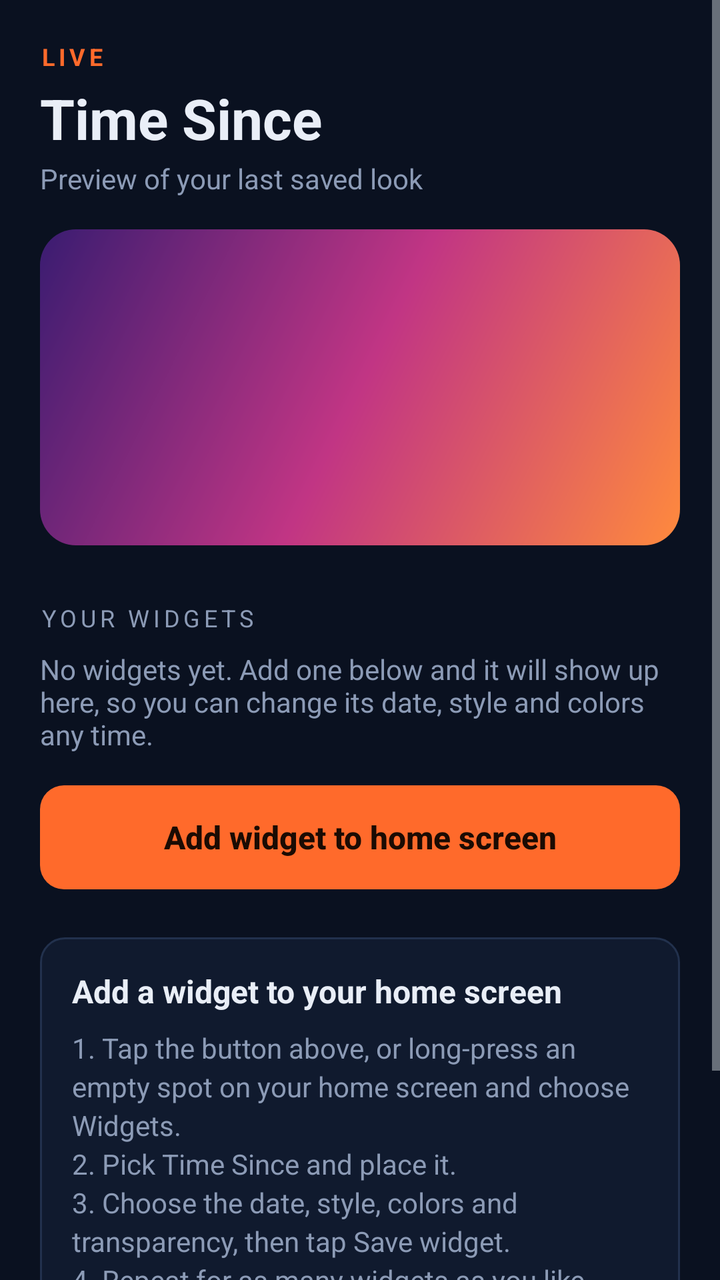
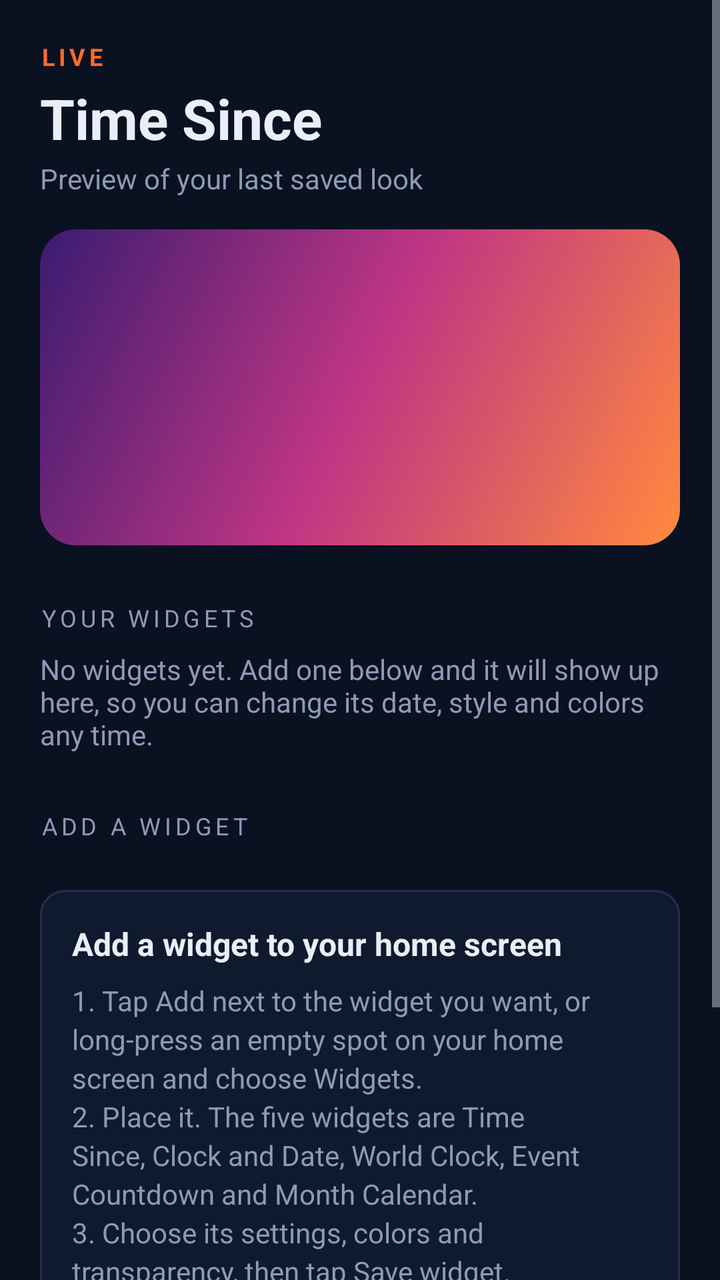

Two renders of the same Android screen: before a commit and after it. Below are the layout's source before the change and the commit's diff.
<!-- AndroidManifest.xml: application theme AppTheme -->
<!-- res/layout/activity_main.xml -->
<?xml version="1.0" encoding="utf-8"?>
<ScrollView xmlns:android="http://schemas.android.com/apk/res/android"
    android:layout_width="match_parent"
    android:layout_height="match_parent"
    android:background="@color/bg"
    android:fillViewport="true">

    <LinearLayout
        android:layout_width="match_parent"
        android:layout_height="wrap_content"
        android:orientation="vertical"
        android:padding="20dp">

        <TextView
            android:layout_width="wrap_content"
            android:layout_height="wrap_content"
            android:letterSpacing="0.16"
            android:text="@string/live"
            android:textColor="@color/accent"
            android:textSize="12sp"
            android:textStyle="bold" />

        <TextView
            android:layout_width="match_parent"
            android:layout_height="wrap_content"
            android:layout_marginTop="4dp"
            android:text="@string/app_name"
            android:textColor="@color/fg"
            android:textSize="28sp"
            android:textStyle="bold" />

        <TextView
            android:layout_width="match_parent"
            android:layout_height="wrap_content"
            android:layout_marginTop="2dp"
            android:text="Preview of your last saved look"
            android:textColor="@color/muted"
            android:textSize="14sp" />

        <FrameLayout
            android:layout_width="match_parent"
            android:layout_height="wrap_content"
            android:layout_marginTop="16dp"
            android:background="@drawable/preview_backdrop"
            android:padding="14dp">

            <FrameLayout
                android:id="@+id/preview_host"
                android:layout_width="match_parent"
                android:layout_height="130dp" />
        </FrameLayout>

        <TextView
            android:layout_width="wrap_content"
            android:layout_height="wrap_content"
            android:layout_marginTop="28dp"
            android:letterSpacing="0.16"
            android:text="Your widgets"
            android:textAllCaps="true"
            android:textColor="@color/muted"
            android:textSize="12sp" />

        <LinearLayout
            android:id="@+id/list_widgets"
            android:layout_width="match_parent"
            android:layout_height="wrap_content"
            android:orientation="vertical" />

        <TextView
            android:id="@+id/tv_empty"
            android:layout_width="match_parent"
            android:layout_height="wrap_content"
            android:layout_marginTop="8dp"
            android:text="No widgets yet. Add one below and it will show up here, so you can change its date, style and colors any time."
            android:textColor="@color/muted"
            android:textSize="14sp" />

        <Button
            android:id="@+id/btn_pin"
            android:layout_width="match_parent"
            android:layout_height="52dp"
            android:layout_marginTop="16dp"
            android:background="@drawable/bg_button_primary"
            android:stateListAnimator="@null"
            android:text="@string/pin_widget"
            android:textAllCaps="false"
            android:textColor="@color/on_accent"
            android:textSize="16sp"
            android:textStyle="bold" />

        <LinearLayout
            android:layout_width="match_parent"
            android:layout_height="wrap_content"
            android:layout_marginTop="24dp"
            android:background="@drawable/bg_field"
            android:orientation="vertical"
            android:padding="16dp">

            <TextView
                android:layout_width="match_parent"
                android:layout_height="wrap_content"
                android:text="@string/help_title"
                android:textColor="@color/fg"
                android:textSize="16sp"
                android:textStyle="bold" />

            <TextView
                android:layout_width="match_parent"
                android:layout_height="wrap_content"
                android:layout_marginTop="8dp"
                android:lineSpacingExtra="3dp"
                android:text="@string/help_steps"
                android:textColor="@color/muted"
                android:textSize="14sp" />
        </LinearLayout>

        <TextView
            android:layout_width="match_parent"
            android:layout_height="wrap_content"
            android:layout_marginTop="16dp"
            android:text="@string/note"
            android:textColor="@color/muted"
            android:textSize="12sp" />
    </LinearLayout>
</ScrollView>
<!-- resources referenced by this layout -->
<resources>
  <color name="accent">#FF6A2B</color>
  <color name="bg">#0A1120</color>
  <color name="fg">#E9EEF7</color>
  <color name="muted">#8C9BB6</color>
  <color name="on_accent">#1B0B03</color>
  <!-- drawable bg_button_primary (drawable) -->
  <?xml version="1.0" encoding="utf-8"?>
  <ripple xmlns:android="http://schemas.android.com/apk/res/android"
      android:color="#33FFFFFF">
      <item>
          <shape android:shape="rectangle">
              <solid android:color="@color/accent" />
              <corners android:radius="12dp" />
          </shape>
      </item>
  </ripple>
  <!-- drawable bg_field (drawable) -->
  <?xml version="1.0" encoding="utf-8"?>
  <shape xmlns:android="http://schemas.android.com/apk/res/android"
      android:shape="rectangle">
      <solid android:color="@color/surface" />
      <stroke
          android:width="1dp"
          android:color="@color/line" />
      <corners android:radius="12dp" />
  </shape>
  <!-- drawable preview_backdrop (drawable) -->
  <?xml version="1.0" encoding="utf-8"?>
  <shape xmlns:android="http://schemas.android.com/apk/res/android"
      android:shape="rectangle">
      <gradient
          android:angle="135"
          android:centerColor="#C13584"
          android:endColor="#3A1C71"
          android:startColor="#FF8A3D" />
      <corners android:radius="18dp" />
  </shape>
  <string name="app_name">Time Since</string>
  <string name="help_steps">1. Tap the button above, or long-press an empty spot on your home screen and choose Widgets.\n2. Pick Time Since and place it.\n3. Choose the date, style, colors and transparency, then tap Save widget.\n4. Repeat for as many widgets as you like. Each one keeps its own date and look.</string>
  <string name="help_title">Add a widget to your home screen</string>
  <string name="live">LIVE</string>
  <string name="note">Android cannot redraw a widget every second. Days, hours and the rest refresh every hour, while minutes and seconds tick live. Tap a widget any time to change it.</string>
  <string name="pin_widget">Add widget to home screen</string>
  <style name="AppTheme" parent="android:Theme.DeviceDefault.NoActionBar">
          <item name="android:windowBackground">@color/bg</item>
          <item name="android:statusBarColor">@color/bg</item>
          <item name="android:navigationBarColor">@color/bg</item>
          <item name="android:colorAccent">@color/accent</item>
      </style>
  <color name="surface">#101A2E</color>
  <color name="line">#22314D</color>
</resources>

<!-- the commit's change to res/layout/activity_main.xml (unified diff, before → after) -->
@@ -75,18 +75,31 @@
             android:textColor="@color/muted"
             android:textSize="14sp" />
 
-        <Button
-            android:id="@+id/btn_pin"
+        <TextView
+            android:layout_width="wrap_content"
+            android:layout_height="wrap_content"
+            android:layout_marginTop="28dp"
+            android:letterSpacing="0.16"
+            android:text="Add a widget"
+            android:textAllCaps="true"
+            android:textColor="@color/muted"
+            android:textSize="12sp" />
+
+        <LinearLayout
+            android:id="@+id/pin_list"
             android:layout_width="match_parent"
-            android:layout_height="52dp"
-            android:layout_marginTop="16dp"
-            android:background="@drawable/bg_button_primary"
-            android:stateListAnimator="@null"
-            android:text="@string/pin_widget"
-            android:textAllCaps="false"
-            android:textColor="@color/on_accent"
-            android:textSize="16sp"
-            android:textStyle="bold" />
+            android:layout_height="wrap_content"
+            android:orientation="vertical" />
+
+        <TextView
+            android:id="@+id/tv_pin_hint"
+            android:layout_width="match_parent"
+            android:layout_height="wrap_content"
+            android:layout_marginTop="8dp"
+            android:text="Your launcher cannot add widgets from here. Long-press an empty spot on the home screen, choose Widgets, and pick one from Time Since."
+            android:textColor="@color/muted"
+            android:textSize="14sp"
+            android:visibility="gone" />
 
         <LinearLayout
             android:layout_width="match_parent"
<!-- resource entries referenced after the edit -->
@@ -4,18 +4,6 @@
   <color name="bg">#0A1120</color>
   <color name="fg">#E9EEF7</color>
   <color name="muted">#8C9BB6</color>
-  <color name="on_accent">#1B0B03</color>
-  <!-- drawable bg_button_primary (drawable) -->
-  <?xml version="1.0" encoding="utf-8"?>
-  <ripple xmlns:android="http://schemas.android.com/apk/res/android"
-      android:color="#33FFFFFF">
-      <item>
-          <shape android:shape="rectangle">
-              <solid android:color="@color/accent" />
-              <corners android:radius="12dp" />
-          </shape>
-      </item>
-  </ripple>
   <!-- drawable bg_field (drawable) -->
   <?xml version="1.0" encoding="utf-8"?>
   <shape xmlns:android="http://schemas.android.com/apk/res/android"
@@ -38,11 +26,10 @@
       <corners android:radius="18dp" />
   </shape>
   <string name="app_name">Time Since</string>
-  <string name="help_steps">1. Tap the button above, or long-press an empty spot on your home screen and choose Widgets.\n2. Pick Time Since and place it.\n3. Choose the date, style, colors and transparency, then tap Save widget.\n4. Repeat for as many widgets as you like. Each one keeps its own date and look.</string>
+  <string name="help_steps">1. Tap Add next to the widget you want, or long-press an empty spot on your home screen and choose Widgets.\n2. Place it. The five widgets are Time Since, Clock and Date, World Clock, Event Countdown and Month Calendar.\n3. Choose its settings, colors and transparency, then tap Save widget.\n4. Add as many as you like. Each one keeps its own settings, and tapping a widget on your home screen opens them again.</string>
   <string name="help_title">Add a widget to your home screen</string>
   <string name="live">LIVE</string>
-  <string name="note">Android cannot redraw a widget every second. Days, hours and the rest refresh every hour, while minutes and seconds tick live. Tap a widget any time to change it.</string>
-  <string name="pin_widget">Add widget to home screen</string>
+  <string name="note">About Time Since: Android cannot redraw a widget every second. Days, hours and the rest refresh every hour, while minutes and seconds tick live. Tap a widget any time to change it.</string>
   <style name="AppTheme" parent="android:Theme.DeviceDefault.NoActionBar">
           <item name="android:windowBackground">@color/bg</item>
           <item name="android:statusBarColor">@color/bg</item>
